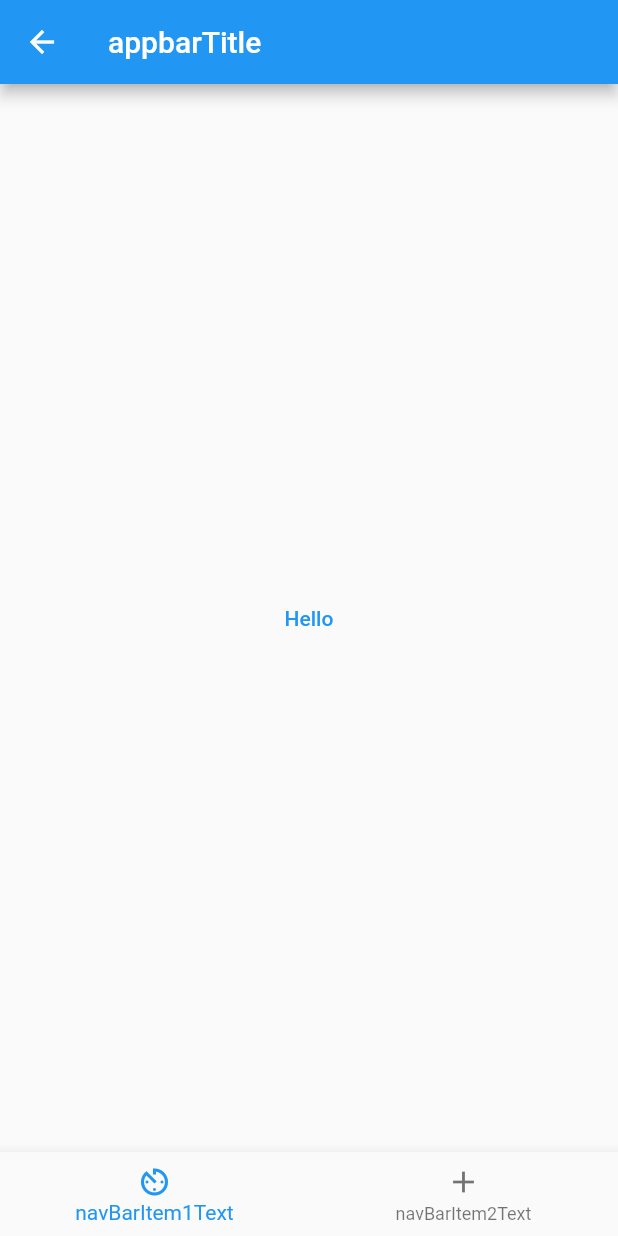
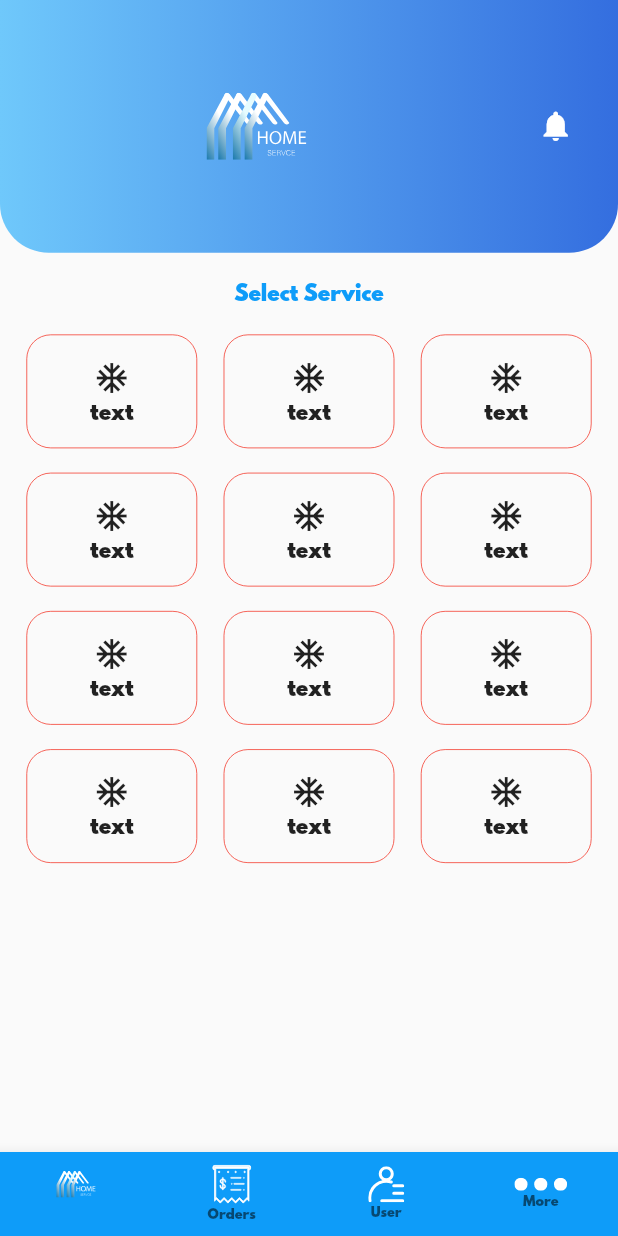
Before and after one commit to AhmedZaeem/mid_exam_submission, a Flutter app: the Home screen opened directly, on a phone screen of 412 x 824 dp. Run offline on Flutter 3.47's test engine with Material 2 defaults, Android fonts, the phone set to English and light mode, and no system bars; our stand-ins replace flutter_screenutil, flutter_svg; generated files the repository leaves out were written again.

Commit message:
last commit

```diff
--- a/lib/Screens/Home.dart
+++ b/lib/Screens/Home.dart
@@ -1,4 +1,8 @@
+import 'package:ahmed_el_zaeem/Screens/service.dart';
 import 'package:flutter/material.dart';
+import 'package:flutter_gen/gen_l10n/app_localization.dart';
+import 'package:flutter_screenutil/flutter_screenutil.dart';
+import 'package:flutter_svg/flutter_svg.dart';
 
 class Home extends StatefulWidget {
   const Home({super.key});
@@ -11,28 +15,35 @@ class _HomeState extends State<Home> {
   int _index = 0;
   @override
   Widget build(BuildContext context) {
+    AppLocalizations appLocale = AppLocalizations.of(context)!;
     return Scaffold(
-      appBar: AppBar(
-        title: Text('appbarTitle'),
-      ),
-      body: Center(
-        child: TextButton(
-            onPressed: () {
-              print(_index);
-            },
-            child: Text("Hello")),
-      ),
+      body: [service(), Placeholder(), Placeholder(), Placeholder()][_index],
       bottomNavigationBar: BottomNavigationBar(
         type: BottomNavigationBarType.fixed,
         onTap: (tappedItemIndex) => setState(() {
           _index = tappedItemIndex;
         }),
         currentIndex: _index,
+        unselectedLabelStyle: TextStyle(fontSize: 8.sp, color: Colors.white),
+        selectedLabelStyle: TextStyle(fontSize: 8.sp, color: Colors.white),
+        backgroundColor: Theme.of(context).colorScheme.primary,
         items: [
           BottomNavigationBarItem(
-              icon: Icon(Icons.av_timer), label: 'navBarItem1Text'),
+            icon: SvgPicture.asset('assets/images/svgImages/bottom1.svg'),
+            label: appLocale.service,
+          ),
           BottomNavigationBarItem(
-              icon: Icon(Icons.add), label: 'navBarItem2Text'),
+            icon: SvgPicture.asset('assets/images/svgImages/bottom2.svg'),
+            label: appLocale.order,
+          ),
+          BottomNavigationBarItem(
+            icon: SvgPicture.asset('assets/images/svgImages/bottom3.svg'),
+            label: appLocale.user,
+          ),
+          BottomNavigationBarItem(
+            icon: SvgPicture.asset('assets/images/svgImages/bottom4.svg'),
+            label: appLocale.more,
+          ),
         ],
       ),
     );
--- /dev/null
+++ b/lib/Screens/service.dart
@@ -0,0 +1,89 @@
+import 'package:flutter/material.dart';
+import 'package:flutter_gen/gen_l10n/app_localization.dart';
+import 'package:flutter_screenutil/flutter_screenutil.dart';
+import 'package:flutter_svg/svg.dart';
+
+import '../consts.dart';
+
+class service extends StatefulWidget {
+  const service({super.key});
+
+  @override
+  State<service> createState() => _serviceState();
+}
+
+class _serviceState extends State<service> {
+  @override
+  Widget build(BuildContext context) {
+    AppLocalizations appLocale = AppLocalizations.of(context)!;
+
+    return Column(
+      crossAxisAlignment: CrossAxisAlignment.center,
+      children: [
+        Container(
+          padding: EdgeInsets.symmetric(vertical: 48.h),
+          decoration: BoxDecoration(
+            gradient: linearGradientHorizntal,
+            borderRadius: BorderRadius.vertical(bottom: Radius.circular(32.r)),
+          ),
+          child: Row(
+            mainAxisAlignment: MainAxisAlignment.center,
+            children: <Widget>[
+              const Spacer(),
+              SvgPicture.asset(
+                'assets/images/svgImages/bottom1.svg',
+                height: 70.h,
+                width: 70.h,
+              ),
+              const Spacer(),
+              IconButton(
+                  onPressed: () {},
+                  icon: const Icon(
+                    Icons.notifications,
+                    color: Colors.white,
+                  )),
+              SizedBox(width: 16.w),
+            ],
+          ),
+        ),
+        SizedBox(height: 16.h),
+        Text(
+          appLocale.selectService,
+          style: TextStyle(
+            color: Theme.of(context).colorScheme.primary,
+          ),
+        ),
+        SizedBox(height: 17.h),
+        Expanded(
+          child: Padding(
+            padding: EdgeInsets.symmetric(horizontal: 16.w),
+            child: GridView.builder(
+              shrinkWrap: true,
+              itemCount: 12,
+              gridDelegate: SliverGridDelegateWithFixedCrossAxisCount(
+                crossAxisCount: 3,
+                mainAxisSpacing: 16.h,
+                crossAxisSpacing: 16.w,
+                childAspectRatio: 3 / 2,
+              ),
+              itemBuilder: (context, index) {
+                return Container(
+                  decoration: BoxDecoration(
+                      border: Border.all(width: .5.w, color: Colors.red),
+                      borderRadius: BorderRadius.circular(16.r)),
+                  child: Column(
+                    children: [
+                      SizedBox(height: 16.h),
+                      Icon(Icons.ac_unit),
+                      Text('text'),
+                    ],
+                  ),
+                );
+              },
+            ),
+          ),
+        ),
+      ],
+    );
+  }
+}
--- a/lib/Widgets/My_Button.dart
+++ b/lib/Widgets/My_Button.dart
@@ -1,3 +1,4 @@
+import 'package:ahmed_el_zaeem/consts.dart';
 import 'package:flutter/material.dart';
 import 'package:flutter_screenutil/flutter_screenutil.dart';
 
@@ -9,10 +10,12 @@ class My_Button extends StatefulWidget {
   final Color textColor;
   final String buttonText;
   final bool enabled;
+  final bool hasGradient;
   final double? height;
   const My_Button(
       {required this.buttonText,
       this.enabled = true,
+      this.hasGradient = false,
       this.textPadding = 0,
       this.buttonRadius = 16,
       this.height,
@@ -35,6 +38,7 @@ class _My_ButtonState extends State<My_Button> {
         padding: EdgeInsets.symmetric(vertical: 16.h),
         alignment: Alignment.center,
         decoration: BoxDecoration(
+          gradient: widget.hasGradient ? linearGradientHorizntal : null,
           color: !widget.enabled
               ? Theme.of(context).colorScheme.onSurface
               : widget.buttonColor ?? Theme.of(context).colorScheme.primary,
@@ -49,7 +53,7 @@ class _My_ButtonState extends State<My_Button> {
               color: !widget.enabled
                   ? Theme.of(context).colorScheme.onBackground
                   : widget.textColor,
-              fontWeight: FontWeight.w600,
+              fontWeight: FontWeight.w700,
             ),
           ),
         ),
--- /dev/null
+++ b/lib/consts.dart
@@ -0,0 +1,18 @@
+import 'package:flutter/cupertino.dart';
+
+LinearGradient linearGradientVertical = const LinearGradient(
+  colors: [
+    Color(0xff346EDF),
+    Color(0xff6FC8FB),
+  ],
+  begin: Alignment.topCenter,
+  end: Alignment.bottomCenter,
+);
+LinearGradient linearGradientHorizntal = const LinearGradient(
+  colors: [
+    Color(0xff346EDF),
+    Color(0xff6FC8FB),
+  ],
+  begin: Alignment.centerRight,
+  end: Alignment.centerLeft,
+);
--- a/lib/l10n/en.arb
+++ b/lib/l10n/en.arb
@@ -1,3 +1,11 @@
 {
- "@@locale": "en"
+ "@@locale": "en",
+ "onBoarding1" : "Fast reservation with technicians and craftsmen",
+ "next" : "Next",
+ "home": "Home",
+ "service" : "Service",
+ "order" : "Orders",
+ "user" : "User",
+ "more" : "More",
+ "selectService" : "Select Service"
 }
```
Also changed, not shown: lib/Screens/onBoarding.dart (added, +57 -0 lines), lib/Screens/splashScreen.dart (+23 -6 lines), lib/main.dart (+5 -3 lines), pubspec.yaml (+6 -5 lines), assets/fonts/SpartanMB-Black.otf (added), assets/images/svgImages/bottom1.svg (added), assets/images/svgImages/bottom2.svg (added), assets/images/svgImages/bottom3.svg (added), assets/images/svgImages/bottom4.svg (added), assets/images/svgImages/onBoarding1.svg (added), assets/images/svgImages/onBoarding2.svg (added), assets/images/svgImages/splashIcon.svg (added), lib/generated/assets.dart (added).
